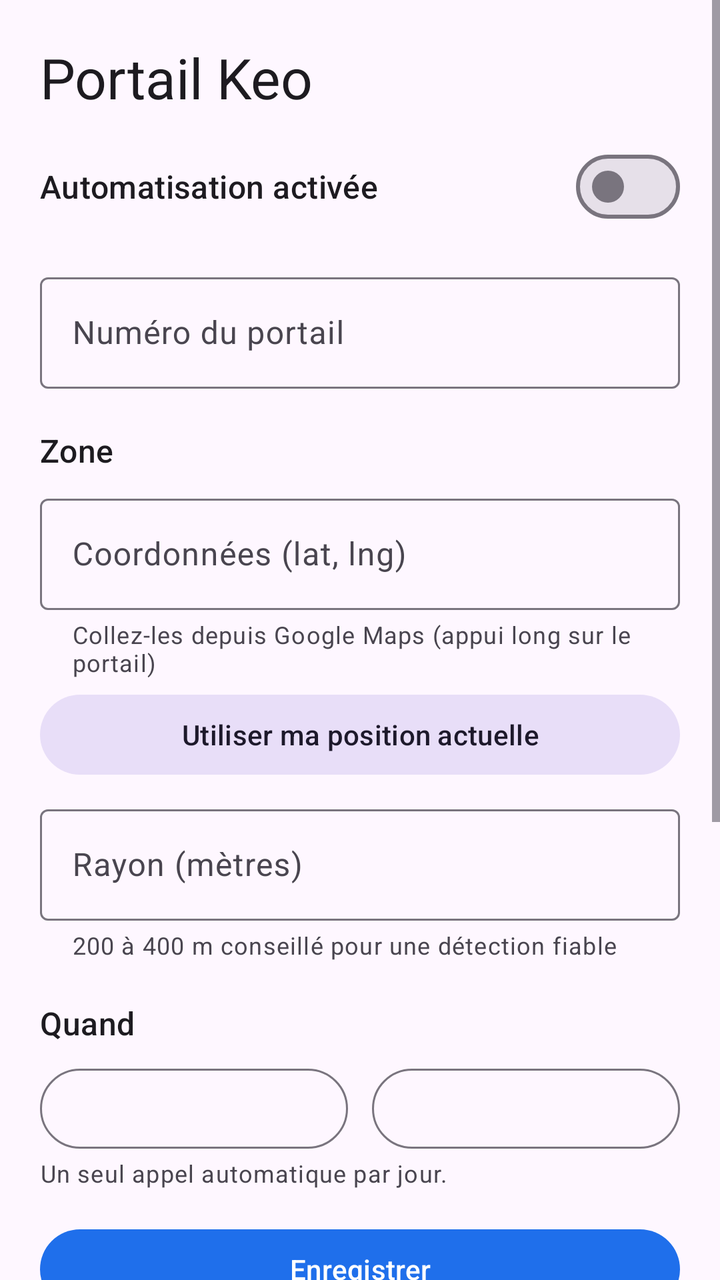
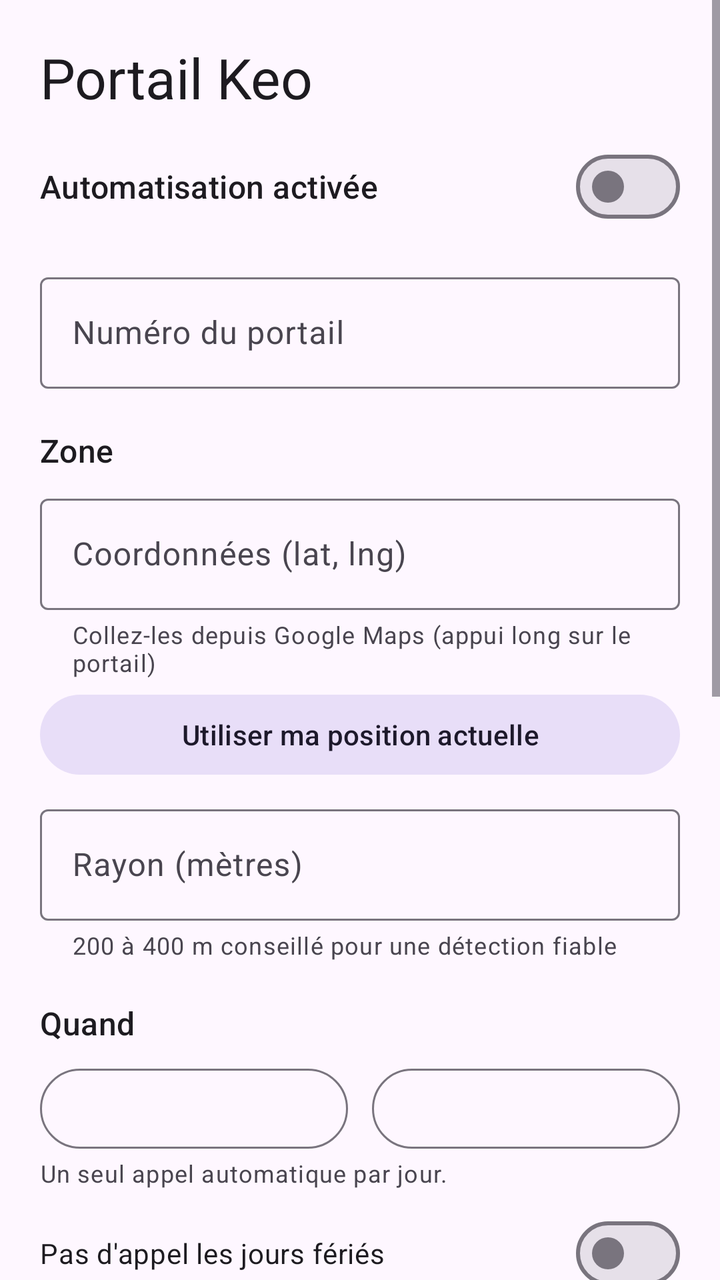

An Android layout rendered at two revisions. The XML below is the earlier revision; the diff shows what the commit changed to produce the second picture.
<!-- AndroidManifest.xml: application theme Theme.PortailAuto -->
<!-- res/layout/activity_main.xml -->
<?xml version="1.0" encoding="utf-8"?>
<ScrollView xmlns:android="http://schemas.android.com/apk/res/android"
    xmlns:app="http://schemas.android.com/apk/res-auto"
    android:layout_width="match_parent"
    android:layout_height="match_parent"
    android:fitsSystemWindows="true">

    <LinearLayout
        android:layout_width="match_parent"
        android:layout_height="wrap_content"
        android:orientation="vertical"
        android:padding="20dp">

        <TextView
            android:layout_width="wrap_content"
            android:layout_height="wrap_content"
            android:text="@string/app_name"
            android:textAppearance="?attr/textAppearanceHeadlineMedium" />

        <com.google.android.material.materialswitch.MaterialSwitch
            android:id="@+id/switchEnabled"
            android:layout_width="match_parent"
            android:layout_height="wrap_content"
            android:layout_marginTop="12dp"
            android:text="Automatisation activée"
            android:textAppearance="?attr/textAppearanceTitleMedium" />

        
        <com.google.android.material.textfield.TextInputLayout
            style="@style/Widget.Material3.TextInputLayout.OutlinedBox"
            android:layout_width="match_parent"
            android:layout_height="wrap_content"
            android:layout_marginTop="16dp"
            android:hint="Numéro du portail">
            <com.google.android.material.textfield.TextInputEditText
                android:id="@+id/editPhone"
                android:layout_width="match_parent"
                android:layout_height="wrap_content"
                android:inputType="phone" />
        </com.google.android.material.textfield.TextInputLayout>

        
        <TextView
            android:layout_width="wrap_content"
            android:layout_height="wrap_content"
            android:layout_marginTop="20dp"
            android:text="Zone"
            android:textAppearance="?attr/textAppearanceTitleMedium" />

        <com.google.android.material.textfield.TextInputLayout
            style="@style/Widget.Material3.TextInputLayout.OutlinedBox"
            android:layout_width="match_parent"
            android:layout_height="wrap_content"
            android:layout_marginTop="8dp"
            android:hint="Coordonnées (lat, lng)"
            app:helperText="Collez-les depuis Google Maps (appui long sur le portail)">
            <com.google.android.material.textfield.TextInputEditText
                android:id="@+id/editCoords"
                android:layout_width="match_parent"
                android:layout_height="wrap_content"
                android:inputType="text" />
        </com.google.android.material.textfield.TextInputLayout>

        <com.google.android.material.button.MaterialButton
            android:id="@+id/btnHere"
            style="@style/Widget.Material3.Button.TonalButton"
            android:layout_width="match_parent"
            android:layout_height="wrap_content"
            android:layout_marginTop="4dp"
            android:text="Utiliser ma position actuelle" />

        <com.google.android.material.textfield.TextInputLayout
            style="@style/Widget.Material3.TextInputLayout.OutlinedBox"
            android:layout_width="match_parent"
            android:layout_height="wrap_content"
            android:layout_marginTop="8dp"
            android:hint="Rayon (mètres)"
            app:helperText="200 à 400 m conseillé pour une détection fiable">
            <com.google.android.material.textfield.TextInputEditText
                android:id="@+id/editRadius"
                android:layout_width="match_parent"
                android:layout_height="wrap_content"
                android:inputType="number" />
        </com.google.android.material.textfield.TextInputLayout>

        
        <TextView
            android:layout_width="wrap_content"
            android:layout_height="wrap_content"
            android:layout_marginTop="20dp"
            android:text="Quand"
            android:textAppearance="?attr/textAppearanceTitleMedium" />

        <com.google.android.material.chip.ChipGroup
            android:id="@+id/chipDays"
            android:layout_width="match_parent"
            android:layout_height="wrap_content"
            android:layout_marginTop="4dp" />

        <LinearLayout
            android:layout_width="match_parent"
            android:layout_height="wrap_content"
            android:layout_marginTop="4dp"
            android:orientation="horizontal">
            <com.google.android.material.button.MaterialButton
                android:id="@+id/btnStart"
                style="@style/Widget.Material3.Button.OutlinedButton"
                android:layout_width="0dp"
                android:layout_height="wrap_content"
                android:layout_weight="1"
                android:layout_marginEnd="6dp" />
            <com.google.android.material.button.MaterialButton
                android:id="@+id/btnEnd"
                style="@style/Widget.Material3.Button.OutlinedButton"
                android:layout_width="0dp"
                android:layout_height="wrap_content"
                android:layout_weight="1"
                android:layout_marginStart="6dp" />
        </LinearLayout>

        <TextView
            android:layout_width="wrap_content"
            android:layout_height="wrap_content"
            android:text="Un seul appel automatique par jour."
            android:textAppearance="?attr/textAppearanceBodySmall" />

        <com.google.android.material.button.MaterialButton
            android:id="@+id/btnSave"
            android:layout_width="match_parent"
            android:layout_height="wrap_content"
            android:layout_marginTop="16dp"
            android:text="Enregistrer" />

        <TextView
            android:id="@+id/txtZoneStatus"
            android:layout_width="match_parent"
            android:layout_height="wrap_content"
            android:layout_marginTop="4dp"
            android:textAppearance="?attr/textAppearanceBodyMedium" />

        
        <TextView
            android:layout_width="wrap_content"
            android:layout_height="wrap_content"
            android:layout_marginTop="20dp"
            android:text="Autorisations"
            android:textAppearance="?attr/textAppearanceTitleMedium" />

        <TextView
            android:id="@+id/txtPerms"
            android:layout_width="match_parent"
            android:layout_height="wrap_content"
            android:layout_marginTop="4dp"
            android:lineSpacingExtra="4dp"
            android:textAppearance="?attr/textAppearanceBodyMedium" />

        <com.google.android.material.button.MaterialButton
            android:id="@+id/btnPerms"
            style="@style/Widget.Material3.Button.TonalButton"
            android:layout_width="match_parent"
            android:layout_height="wrap_content"
            android:layout_marginTop="4dp"
            android:text="Accorder les autorisations" />

        <com.google.android.material.button.MaterialButton
            android:id="@+id/btnBattery"
            style="@style/Widget.Material3.Button.TonalButton"
            android:layout_width="match_parent"
            android:layout_height="wrap_content"
            android:text="Désactiver l'optimisation batterie" />

        
        <com.google.android.material.button.MaterialButton
            android:id="@+id/btnTest"
            style="@style/Widget.Material3.Button.OutlinedButton"
            android:layout_width="match_parent"
            android:layout_height="wrap_content"
            android:layout_marginTop="20dp"
            android:text="Tester l'appel maintenant" />

        <TextView
            android:layout_width="wrap_content"
            android:layout_height="wrap_content"
            android:layout_marginTop="20dp"
            android:text="Journal"
            android:textAppearance="?attr/textAppearanceTitleMedium" />

        <TextView
            android:id="@+id/txtLog"
            android:layout_width="match_parent"
            android:layout_height="wrap_content"
            android:layout_marginTop="4dp"
            android:fontFamily="monospace"
            android:textIsSelectable="true"
            android:textSize="12sp" />
    </LinearLayout>
</ScrollView>
<!-- resources referenced by this layout -->
<resources>
  <string name="app_name">Portail Keo</string>
  <style name="Theme.PortailAuto" parent="Theme.Material3.DayNight.NoActionBar">
          <item name="colorPrimary">#1F6FEB</item>
      </style>
</resources>

<!-- the commit's change to res/layout/activity_main.xml (unified diff, before → after) -->
@@ -124,6 +124,51 @@
             android:text="Un seul appel automatique par jour."
             android:textAppearance="?attr/textAppearanceBodySmall" />
 
+        <com.google.android.material.materialswitch.MaterialSwitch
+            android:id="@+id/switchHolidays"
+            android:layout_width="match_parent"
+            android:layout_height="wrap_content"
+            android:layout_marginTop="8dp"
+            android:text="Pas d'appel les jours fériés" />
+
+        
+        <TextView
+            android:layout_width="wrap_content"
+            android:layout_height="wrap_content"
+            android:layout_marginTop="20dp"
+            android:text="Pause (congés, télétravail…)"
+            android:textAppearance="?attr/textAppearanceTitleMedium" />
+
+        <TextView
+            android:id="@+id/txtPause"
+            android:layout_width="match_parent"
+            android:layout_height="wrap_content"
+            android:layout_marginTop="4dp"
+            android:textAppearance="?attr/textAppearanceBodyMedium" />
+
+        <LinearLayout
+            android:layout_width="match_parent"
+            android:layout_height="wrap_content"
+            android:layout_marginTop="4dp"
+            android:orientation="horizontal">
+            <com.google.android.material.button.MaterialButton
+                android:id="@+id/btnPause"
+                style="@style/Widget.Material3.Button.TonalButton"
+                android:layout_width="0dp"
+                android:layout_height="wrap_content"
+                android:layout_weight="1"
+                android:layout_marginEnd="6dp"
+                android:text="Mettre en pause…" />
+            <com.google.android.material.button.MaterialButton
+                android:id="@+id/btnResume"
+                style="@style/Widget.Material3.Button.OutlinedButton"
+                android:layout_width="0dp"
+                android:layout_height="wrap_content"
+                android:layout_weight="1"
+                android:layout_marginStart="6dp"
+                android:text="Reprendre" />
+        </LinearLayout>
+
         <com.google.android.material.button.MaterialButton
             android:id="@+id/btnSave"
             android:layout_width="match_parent"
